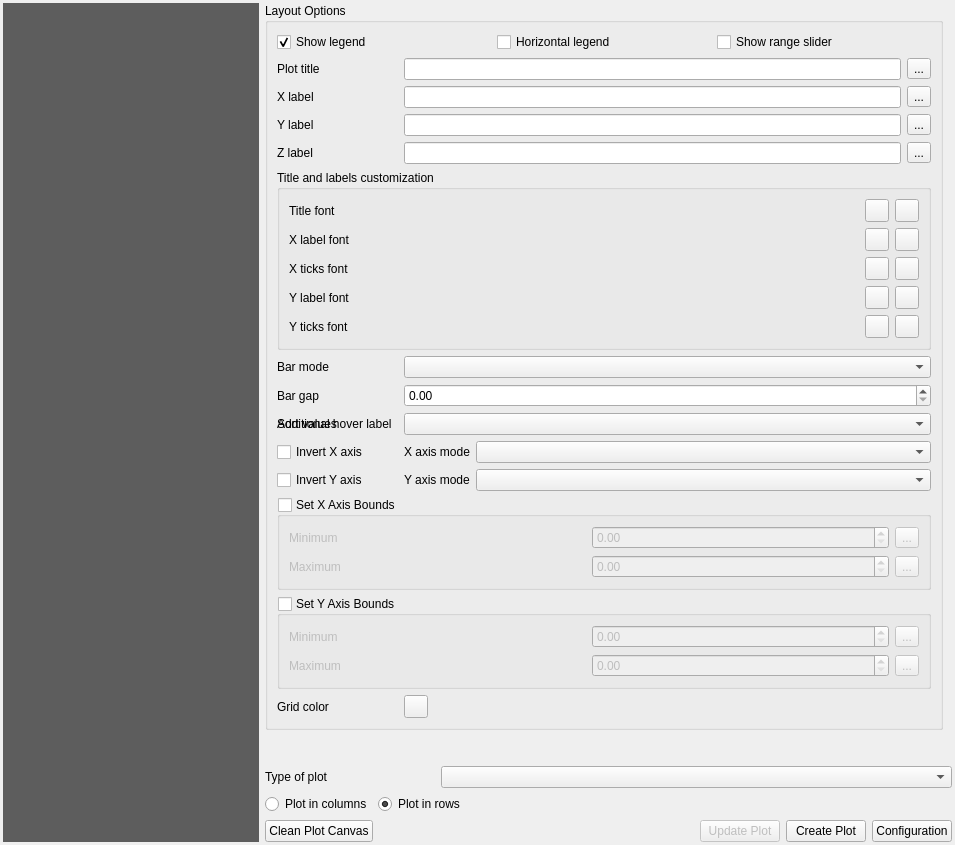
This is DataPlotly/ui/dataplotly_dockwidget_base.ui in palight/DataPlotly as Qt 5 draws it before an edit. The edited form follows.
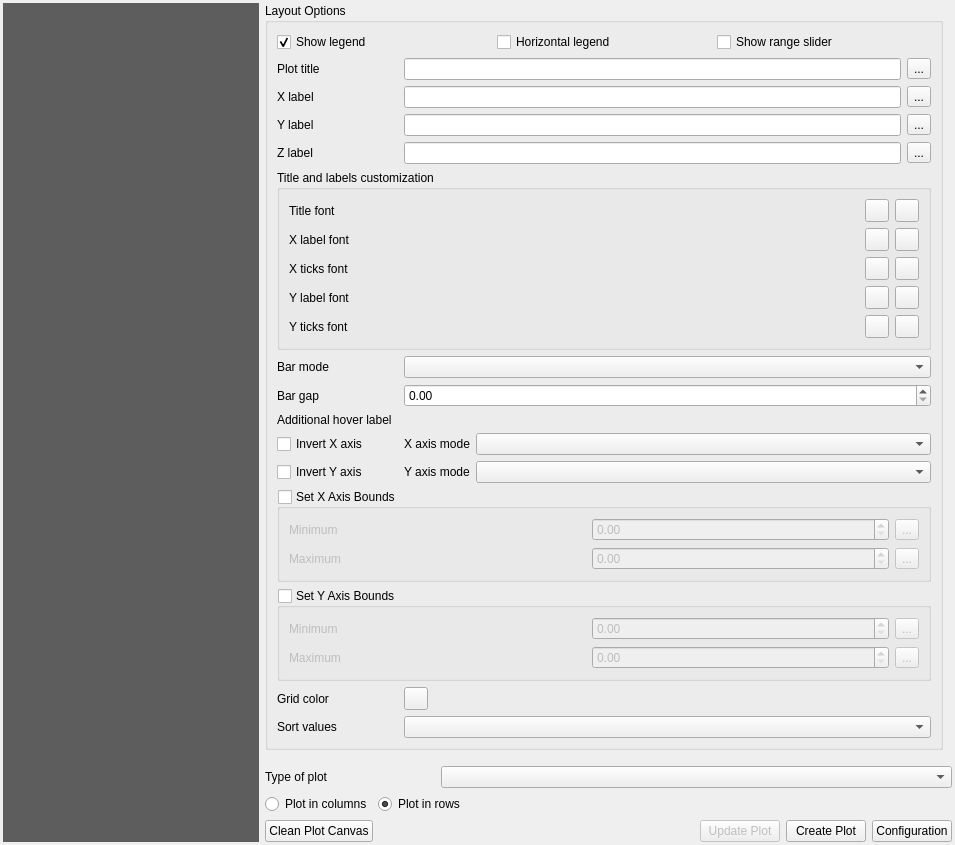
This is the edited form. The open tabs and pages were chosen to show the change. Custom widgets are drawn as their Qt base class.

What changed in the file:
```diff
--- a/DataPlotly/ui/dataplotly_dockwidget_base.ui
+++ b/DataPlotly/ui/dataplotly_dockwidget_base.ui
@@ -1208,14 +1208,14 @@
                       </property>
                      </widget>
                     </item>
-		    <item row="15" column="0">
+		    <item row="33" column="0">
                      <widget class="QLabel" name="bar_sort_label">
                       <property name="text">
                        <string>Sort values</string>
                       </property>
                      </widget>
                     </item>
-                    <item row="15" column="2" colspan="2">
+                    <item row="33" column="2" colspan="2">
                      <widget class="QComboBox" name="bar_sort_combo"/>
                     </item>
                     <item row="1" column="0">
```
